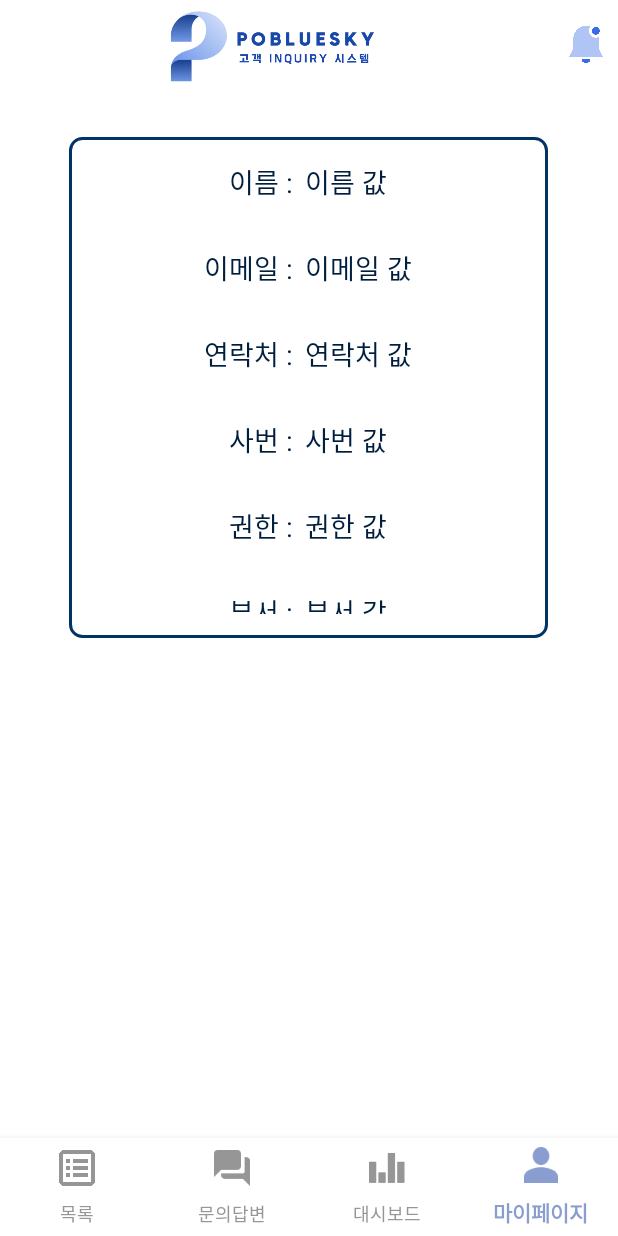
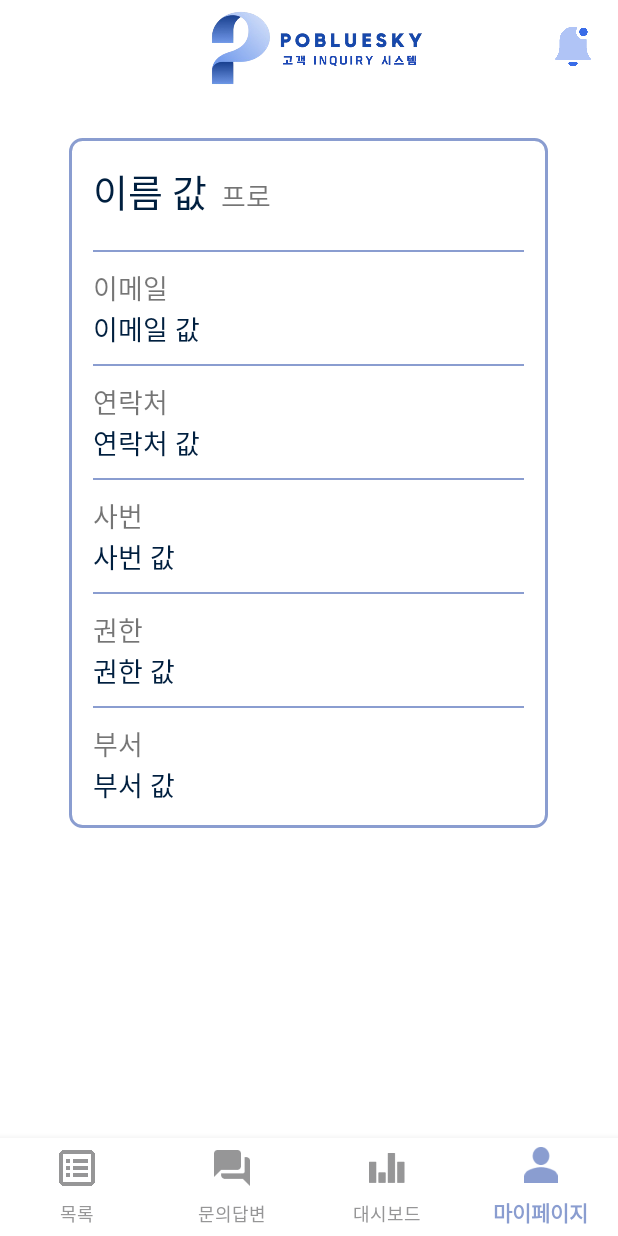
Before and after one commit to pobluesky/customer-inquiry-system-mobile, an Android app: the MainActivity screen opened directly, with no data from a screen before it, item 4 of the bottom bar chosen, on a phone screen of 412 x 824 dp. Run offline under Robolectric (Android 15) with nearby library versions, the light colour scheme and no system bars; libraries missing offline, so code that uses them is left out: com.github.mikephil.charting; 1 statement that could not run was skipped.

```diff
--- a/app/src/main/res/drawable/rounded_border.xml
+++ b/app/src/main/res/drawable/rounded_border.xml
@@ -3,7 +3,7 @@
     <solid android:color="#FFFFFF"/> <!-- 배경색 (흰색) -->
     <stroke
         android:width="2dp"
-        android:color="#003366"/> <!-- 테두리 색상 (남색) -->
+        android:color="#8A9DD0"/> <!-- 테두리 색상 (남색) -->
     <corners android:radius="8dp"/> <!-- 모서리 둥글기 -->
     <padding
         android:left="8dp"
--- a/app/src/main/res/layout/activity_main.xml
+++ b/app/src/main/res/layout/activity_main.xml
@@ -6,31 +6,50 @@
     android:layout_height="match_parent"
     tools:context=".global.MainActivity">
 
-    <!-- 상단 고정 헤더 -->
-    <LinearLayout
+    <androidx.constraintlayout.widget.ConstraintLayout
         android:id="@+id/headerLayout"
         android:layout_width="match_parent"
         android:layout_height="wrap_content"
-        android:layout_marginBottom="10dp"
-        android:gravity="start"
-        android:orientation="horizontal"
-        app:layout_constraintTop_toTopOf="parent">
+        android:layout_marginBottom="10dp">
+
+        <!-- bell 크기만큼의 빈 View -->
+
+        <!-- 중앙에 배치된 이미지뷰 -->
+
+        <!-- 오른쪽에 고정된 bell 아이콘 -->
+
+        <View
+            android:id="@+id/emptySpace"
+            android:layout_width="31dp"
+            android:layout_height="60dp"
+            app:layout_constraintBottom_toBottomOf="parent"
+            app:layout_constraintTop_toTopOf="parent"
+            app:layout_constraintVertical_bias="1.0"
+            tools:ignore="MissingConstraints"
+            tools:layout_editor_absoluteX="-11dp" />
 
         <ImageView
             android:id="@+id/imageView"
-            android:layout_width="361dp"
-            android:layout_height="60dp"
-            android:layout_marginEnd="8dp"
+            android:layout_width="310dp"
+            android:layout_height="62dp"
+            android:layout_marginStart="24dp"
+            app:layout_constraintBottom_toBottomOf="parent"
+            app:layout_constraintStart_toEndOf="@+id/emptySpace"
+            app:layout_constraintTop_toTopOf="parent"
+            app:layout_constraintVertical_bias="0.0"
             app:srcCompat="@drawable/logo1" />
 
         <ImageView
             android:id="@+id/bell"
-            android:layout_width="wrap_content"
-            android:layout_height="31dp"
-            android:layout_gravity="center_vertical"
+            android:layout_width="33dp"
+            android:layout_height="42dp"
+            app:layout_constraintBottom_toBottomOf="parent"
+            app:layout_constraintStart_toEndOf="@+id/imageView"
+            app:layout_constraintTop_toTopOf="parent"
             app:srcCompat="@drawable/bell" />
 
-    </LinearLayout>
+    </androidx.constraintlayout.widget.ConstraintLayout>
+
 
     <!-- 콘텐츠를 담을 FrameLayout -->
     <FrameLayout
@@ -39,7 +58,9 @@
         android:layout_height="0dp"
         android:layout_marginBottom="?attr/actionBarSize"
         app:layout_constraintTop_toBottomOf="@id/headerLayout"
-        app:layout_constraintBottom_toBottomOf="parent"/>
+        app:layout_constraintBottom_toBottomOf="parent">
+
+    </FrameLayout>
 
     <!-- 하단 네비게이션 바 -->
     <com.google.android.material.bottomnavigation.BottomNavigationView
--- a/app/src/main/res/layout/fragment_mypage.xml
+++ b/app/src/main/res/layout/fragment_mypage.xml
@@ -5,51 +5,50 @@
     android:layout_width="match_parent"
     android:layout_height="match_parent"
     android:orientation="vertical"
-    android:padding="15dp"
     android:gravity="center_horizontal">
 
     <LinearLayout
         android:layout_width="319dp"
-        android:layout_height="334dp"
-        android:layout_marginTop="16dp"
+        android:layout_height="460dp"
+        android:layout_marginTop="30dp"
         android:background="@drawable/rounded_border"
-        android:gravity="center_horizontal"
+        android:gravity="center_vertical"
         android:orientation="vertical"
         android:padding="16dp">
 
         <LinearLayout
             android:layout_width="wrap_content"
             android:layout_height="wrap_content"
-            android:layout_marginBottom="30dp"
-            android:gravity="center"
+            android:layout_marginBottom="20dp"
             android:orientation="horizontal">
+
+            <TextView
+                android:id="@+id/textViewNameValue"
+                android:layout_width="wrap_content"
+                android:layout_height="wrap_content"
+                android:text="이름 값"
+                android:textColor="@color/navy_blue"
+                android:textSize="25sp" />
 
             <TextView
                 android:id="@+id/textViewNameLabel"
                 android:layout_width="wrap_content"
                 android:layout_height="wrap_content"
-                android:layout_marginEnd="8dp"
-                android:gravity="center"
-                android:text="이름 :"
-                android:textColor="@color/navy_blue"
-                android:textSize="18sp" />
-
-            <TextView
-                android:id="@+id/textViewNameValue"
-                android:layout_width="wrap_content"
-                android:layout_height="wrap_content"
-                android:gravity="center"
-                android:text="이름 값"
-                android:textColor="@color/navy_blue"
+                android:text="  프로"
                 android:textSize="18sp" />
         </LinearLayout>
+
+        <View
+            android:layout_width="match_parent"
+            android:layout_height="1dp"
+            android:background="#8A9DD0" />
 
         <LinearLayout
             android:layout_width="wrap_content"
             android:layout_height="wrap_content"
-            android:layout_marginBottom="30dp"
-            android:gravity="center"
-            android:orientation="horizontal">
+            android:layout_marginTop="10dp"
+            android:layout_marginBottom="10dp"
+            android:orientation="vertical">
 
             <TextView
                 android:id="@+id/textViewEmailLabel"
@@ -57,8 +56,7 @@
                 android:layout_height="wrap_content"
                 android:layout_marginEnd="8dp"
                 android:gravity="center"
-                android:text="이메일 :"
-                android:textColor="@color/navy_blue"
+                android:text="이메일"
                 android:textSize="18sp" />
 
             <TextView
@@ -71,12 +69,17 @@
                 android:textSize="18sp" />
         </LinearLayout>
 
+        <View
+            android:layout_width="match_parent"
+            android:layout_height="1dp"
+            android:background="#8A9DD0" />
+
         <LinearLayout
             android:layout_width="wrap_content"
             android:layout_height="wrap_content"
-            android:layout_marginBottom="30dp"
-            android:gravity="center"
-            android:orientation="horizontal">
+            android:layout_marginTop="10dp"
+            android:layout_marginBottom="10dp"
+            android:orientation="vertical">
 
             <TextView
                 android:id="@+id/textViewPhoneLabel"
@@ -84,8 +87,7 @@
                 android:layout_height="wrap_content"
                 android:layout_marginEnd="8dp"
                 android:gravity="center"
-                android:text="연락처 :"
-                android:textColor="@color/navy_blue"
+                android:text="연락처"
                 android:textSize="18sp" />
 
             <TextView
@@ -98,12 +100,17 @@
                 android:textSize="18sp" />
         </LinearLayout>
 
+        <View
+            android:layout_width="match_parent"
+            android:layout_height="1dp"
+            android:background="#8A9DD0" />
+
         <LinearLayout
             android:layout_width="wrap_content"
             android:layout_height="wrap_content"
-            android:layout_marginBottom="30dp"
-            android:gravity="center"
-            android:orientation="horizontal">
+            android:layout_marginTop="10dp"
+            android:layout_marginBottom="10dp"
+            android:orientation="vertical">
 
             <TextView
                 android:id="@+id/textViewEmpNoLabel"
@@ -111,8 +118,7 @@
                 android:layout_height="wrap_content"
                 android:layout_marginEnd="8dp"
                 android:gravity="center"
-                android:text="사번 :"
-                android:textColor="@color/navy_blue"
+                android:text="사번"
                 android:textSize="18sp" />
 
             <TextView
@@ -125,12 +131,17 @@
                 android:textSize="18sp" />
         </LinearLayout>
 
+        <View
+            android:layout_width="match_parent"
+            android:layout_height="1dp"
+            android:background="#8A9DD0" />
+
         <LinearLayout
             android:layout_width="wrap_content"
             android:layout_height="wrap_content"
-            android:layout_marginBottom="30dp"
-            android:gravity="center"
-            android:orientation="horizontal">
+            android:layout_marginTop="10dp"
+            android:layout_marginBottom="10dp"
+            android:orientation="vertical">
 
             <TextView
                 android:id="@+id/textViewRoleLabel"
@@ -138,8 +149,7 @@
                 android:layout_height="wrap_content"
                 android:layout_marginEnd="8dp"
                 android:gravity="center"
-                android:text="권한 :"
-                android:textColor="@color/navy_blue"
+                android:text="권한"
                 android:textSize="18sp" />
 
             <TextView
@@ -152,11 +162,16 @@
                 android:textSize="18sp" />
         </LinearLayout>
 
+        <View
+            android:layout_width="match_parent"
+            android:layout_height="1dp"
+            android:background="#8A9DD0" />
+
         <LinearLayout
             android:layout_width="wrap_content"
             android:layout_height="wrap_content"
-            android:gravity="center"
-            android:orientation="horizontal">
+            android:layout_marginTop="10dp"
+            android:orientation="vertical">
 
             <TextView
                 android:id="@+id/textViewDepartmentLabel"
@@ -164,8 +179,7 @@
                 android:layout_height="wrap_content"
                 android:layout_marginEnd="8dp"
                 android:gravity="center"
-                android:text="부서 :"
-                android:textColor="@color/navy_blue"
+                android:text="부서"
                 android:textSize="18sp" />
 
             <TextView
@@ -177,5 +191,6 @@
                 android:textColor="@color/navy_blue"
                 android:textSize="18sp" />
         </LinearLayout>
+
     </LinearLayout>
 </LinearLayout>
--- a/app/src/main/res/layout/list_inquiry_item.xml
+++ b/app/src/main/res/layout/list_inquiry_item.xml
@@ -17,8 +17,9 @@
         android:fontFamily="@font/regular"
         android:gravity="center"
         android:text="inquiryListItem_InquiryType"
-        android:textColorLink="@android:color/white"
+        android:textColor="#03507D"
         android:textSize="16sp"
+        android:background="@drawable/button_rounded_background"
         app:layout_constraintBottom_toBottomOf="parent"
         app:layout_constraintStart_toStartOf="parent"
         app:layout_constraintTop_toTopOf="parent" />
```
